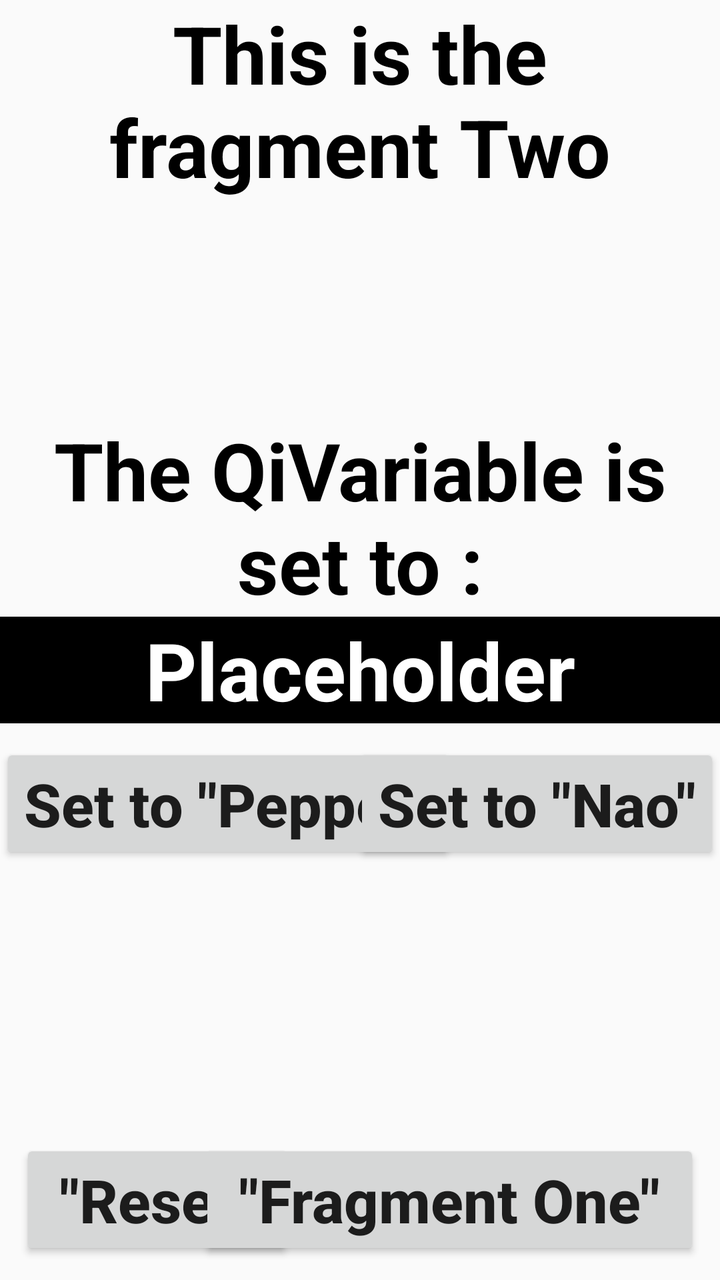
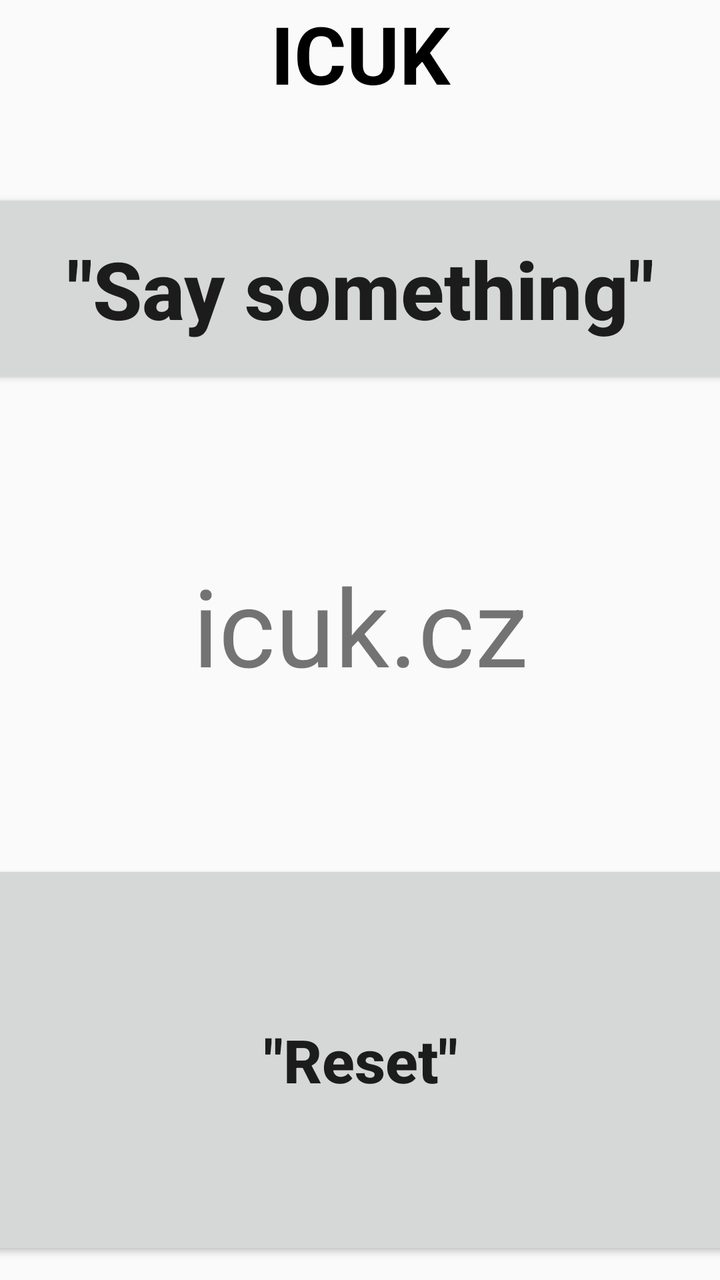

Before-and-after screenshots of an Android layout around one commit, followed by the original layout XML and the change that was made.
<!-- AndroidManifest.xml: application theme Theme.AppCompat.Light -->
<!-- res/layout/fragment_two.xml -->
<?xml version="1.0" encoding="utf-8"?>
<androidx.constraintlayout.widget.ConstraintLayout xmlns:android="http://schemas.android.com/apk/res/android"
    android:layout_width="match_parent"
    android:layout_height="fill_parent"
    xmlns:app="http://schemas.android.com/apk/res-auto">

    <TextView
        android:id="@+id/two_text"
        app:layout_constraintTop_toTopOf="parent"
        app:layout_constraintStart_toStartOf="parent"
        app:layout_constraintEnd_toEndOf="parent"
        android:text="@string/isFragmentTwo"
        android:textColor="@color/black"
        android:textStyle="bold"
        android:textSize="40sp"
        android:gravity="center"
        android:layout_width="match_parent"
        android:layout_height="wrap_content" />

    <TextView
        android:id="@+id/two_qi_variable_is"
        app:layout_constraintBottom_toTopOf="@id/two_qi_variable"
        app:layout_constraintStart_toStartOf="parent"
        app:layout_constraintEnd_toEndOf="parent"
        android:text="@string/variableSetTo"
        android:textColor="@color/black"
        android:textStyle="bold"
        android:textSize="40sp"
        android:gravity="center"
        android:layout_width="wrap_content"
        android:layout_height="wrap_content" />

    <TextView
        android:id="@+id/two_qi_variable"
        app:layout_constraintTop_toBottomOf="@id/two_text"
        app:layout_constraintBottom_toTopOf="@id/two_button_reset"
        app:layout_constraintStart_toStartOf="parent"
        app:layout_constraintEnd_toEndOf="parent"
        android:text="@string/placeholder"
        android:textColor="@color/white"
        android:background="@color/black"
        android:textStyle="bold"
        android:textSize="40sp"
        android:gravity="center"
        android:paddingStart="20dp"
        android:paddingEnd="20dp"
        android:layout_width="match_parent"
        android:layout_height="wrap_content" />

    <Button
        android:id="@+id/two_button_set_A"
        app:layout_constraintTop_toBottomOf="@id/two_qi_variable"
        app:layout_constraintStart_toStartOf="@id/two_qi_variable_is"
        android:text="@string/setToA"
        android:textAllCaps="false"
        android:textStyle="bold"
        android:textSize="30sp"
        android:gravity="center"
        android:layout_marginTop="10dp"
        android:layout_width="wrap_content"
        android:layout_height="wrap_content" />

    <Button
        android:id="@+id/two_button_set_B"
        app:layout_constraintTop_toBottomOf="@id/two_qi_variable"
        app:layout_constraintEnd_toEndOf="@id/two_qi_variable_is"
        android:text="@string/setToB"
        android:textAllCaps="false"
        android:textStyle="bold"
        android:textSize="30sp"
        android:gravity="center"
        android:layout_marginTop="10dp"
        android:layout_width="wrap_content"
        android:layout_height="wrap_content" />

    <Button
        android:id="@+id/two_button_reset"
        app:layout_constraintBottom_toBottomOf="parent"
        app:layout_constraintStart_toStartOf="parent"
        android:text="@string/reset"
        android:textAllCaps="false"
        android:textSize="30sp"
        android:textStyle="bold"
        android:paddingStart="20dp"
        android:paddingEnd="20dp"
        android:layout_margin="10dp"
        android:layout_width="wrap_content"
        android:layout_height="wrap_content" />

    <Button
        android:id="@+id/two_button_frag_one"
        app:layout_constraintBottom_toBottomOf="parent"
        app:layout_constraintEnd_toEndOf="parent"
        android:text="@string/fragmentOne"
        android:textAllCaps="false"
        android:textSize="30sp"
        android:textStyle="bold"
        android:paddingStart="20dp"
        android:paddingEnd="20dp"
        android:layout_margin="10dp"
        android:layout_width="wrap_content"
        android:layout_height="wrap_content" />

</androidx.constraintlayout.widget.ConstraintLayout>
<!-- resources referenced by this layout -->
<resources>
  <color name="black">#000000</color>
  <color name="white">#FFFFFF</color>
  <string name="fragmentOne">\"Fragment One\"</string>
  <string name="isFragmentTwo">This is the fragment Two</string>
  <string name="placeholder" translatable="false">Placeholder</string>
  <string name="reset">\"Reset\"</string>
  <string name="setToA" translatable="false">Set to \"Pepper\"</string>
  <string name="setToB" translatable="false">Set to \"Nao\"</string>
  <string name="variableSetTo" translatable="false">The QiVariable is set to : </string>
</resources>

<!-- the commit's change to res/layout/fragment_two.xml (unified diff, before → after) -->
@@ -1,104 +1,63 @@
 <?xml version="1.0" encoding="utf-8"?>
 <androidx.constraintlayout.widget.ConstraintLayout xmlns:android="http://schemas.android.com/apk/res/android"
+    xmlns:tools="http://schemas.android.com/tools"
     android:layout_width="match_parent"
     android:layout_height="fill_parent"
     xmlns:app="http://schemas.android.com/apk/res-auto">
 
     <TextView
         android:id="@+id/two_text"
-        app:layout_constraintTop_toTopOf="parent"
-        app:layout_constraintStart_toStartOf="parent"
-        app:layout_constraintEnd_toEndOf="parent"
+        android:layout_width="match_parent"
+        android:layout_height="wrap_content"
+        android:gravity="center"
         android:text="@string/isFragmentTwo"
         android:textColor="@color/black"
+        android:textSize="40sp"
         android:textStyle="bold"
+        app:layout_constraintEnd_toEndOf="parent"
+        app:layout_constraintStart_toStartOf="parent"
+        app:layout_constraintTop_toTopOf="parent" />
+
+    <Button
+        android:id="@+id/two_say"
+        android:layout_width="400dp"
+        android:layout_height="100dp"
+        android:paddingTop="0dp"
+        android:paddingBottom="0dp"
+        android:text="@string/saySomething"
+        android:textAllCaps="false"
         android:textSize="40sp"
-        android:gravity="center"
-        android:layout_width="match_parent"
-        android:layout_height="wrap_content" />
+        android:textStyle="bold"
+        app:layout_constraintBottom_toTopOf="@id/one_button_reset"
+        app:layout_constraintEnd_toEndOf="parent"
+        app:layout_constraintStart_toStartOf="parent"
+        app:layout_constraintTop_toBottomOf="@id/two_text"
+        app:layout_constraintVertical_bias="0.148" />
 
     <TextView
-        android:id="@+id/two_qi_variable_is"
-        app:layout_constraintBottom_toTopOf="@id/two_qi_variable"
+        android:id="@+id/textView_icuk_url"
+        android:layout_width="wrap_content"
+        android:layout_height="wrap_content"
+        android:text="icuk.cz"
+        android:textSize="54sp"
+        app:layout_constraintBottom_toTopOf="@+id/one_button_reset"
+        app:layout_constraintEnd_toEndOf="parent"
         app:layout_constraintStart_toStartOf="parent"
-        app:layout_constraintEnd_toEndOf="parent"
-        android:text="@string/variableSetTo"
-        android:textColor="@color/black"
-        android:textStyle="bold"
-        android:textSize="40sp"
-        android:gravity="center"
-        android:layout_width="wrap_content"
-        android:layout_height="wrap_content" />
+        app:layout_constraintTop_toBottomOf="@+id/two_say" />
 
-    <TextView
-        android:id="@+id/two_qi_variable"
-        app:layout_constraintTop_toBottomOf="@id/two_text"
-        app:layout_constraintBottom_toTopOf="@id/two_button_reset"
-        app:layout_constraintStart_toStartOf="parent"
-        app:layout_constraintEnd_toEndOf="parent"
-        android:text="@string/placeholder"
-        android:textColor="@color/white"
-        android:background="@color/black"
-        android:textStyle="bold"
-        android:textSize="40sp"
-        android:gravity="center"
+    <Button
+        android:id="@+id/one_button_reset"
+        android:layout_width="500dp"
+        android:layout_height="200dp"
+        android:layout_margin="10dp"
         android:paddingStart="20dp"
         android:paddingEnd="20dp"
-        android:layout_width="match_parent"
-        android:layout_height="wrap_content" />
-
-    <Button
-        android:id="@+id/two_button_set_A"
-        app:layout_constraintTop_toBottomOf="@id/two_qi_variable"
-        app:layout_constraintStart_toStartOf="@id/two_qi_variable_is"
-        android:text="@string/setToA"
-        android:textAllCaps="false"
-        android:textStyle="bold"
-        android:textSize="30sp"
-        android:gravity="center"
-        android:layout_marginTop="10dp"
-        android:layout_width="wrap_content"
-        android:layout_height="wrap_content" />
-
-    <Button
-        android:id="@+id/two_button_set_B"
-        app:layout_constraintTop_toBottomOf="@id/two_qi_variable"
-        app:layout_constraintEnd_toEndOf="@id/two_qi_variable_is"
-        android:text="@string/setToB"
-        android:textAllCaps="false"
-        android:textStyle="bold"
-        android:textSize="30sp"
-        android:gravity="center"
-        android:layout_marginTop="10dp"
-        android:layout_width="wrap_content"
-        android:layout_height="wrap_content" />
-
-    <Button
-        android:id="@+id/two_button_reset"
-        app:layout_constraintBottom_toBottomOf="parent"
-        app:layout_constraintStart_toStartOf="parent"
         android:text="@string/reset"
         android:textAllCaps="false"
         android:textSize="30sp"
         android:textStyle="bold"
-        android:paddingStart="20dp"
-        android:paddingEnd="20dp"
-        android:layout_margin="10dp"
-        android:layout_width="wrap_content"
-        android:layout_height="wrap_content" />
-
-    <Button
-        android:id="@+id/two_button_frag_one"
         app:layout_constraintBottom_toBottomOf="parent"
         app:layout_constraintEnd_toEndOf="parent"
-        android:text="@string/fragmentOne"
-        android:textAllCaps="false"
-        android:textSize="30sp"
-        android:textStyle="bold"
-        android:paddingStart="20dp"
-        android:paddingEnd="20dp"
-        android:layout_margin="10dp"
-        android:layout_width="wrap_content"
-        android:layout_height="wrap_content" />
+        app:layout_constraintStart_toStartOf="parent" />
 
 </androidx.constraintlayout.widget.ConstraintLayout>
<!-- resource entries referenced after the edit -->
@@ -1,13 +1,8 @@
 <!-- resources referenced by this layout -->
 <resources>
   <color name="black">#000000</color>
-  <color name="white">#FFFFFF</color>
-  <string name="fragmentOne">\"Fragment One\"</string>
-  <string name="isFragmentTwo">This is the fragment Two</string>
-  <string name="placeholder" translatable="false">Placeholder</string>
+  <string name="isFragmentTwo">ICUK</string>
   <string name="reset">\"Reset\"</string>
-  <string name="setToA" translatable="false">Set to \"Pepper\"</string>
-  <string name="setToB" translatable="false">Set to \"Nao\"</string>
-  <string name="variableSetTo" translatable="false">The QiVariable is set to : </string>
+  <string name="saySomething">\"Say something\"</string>
 </resources>
 
